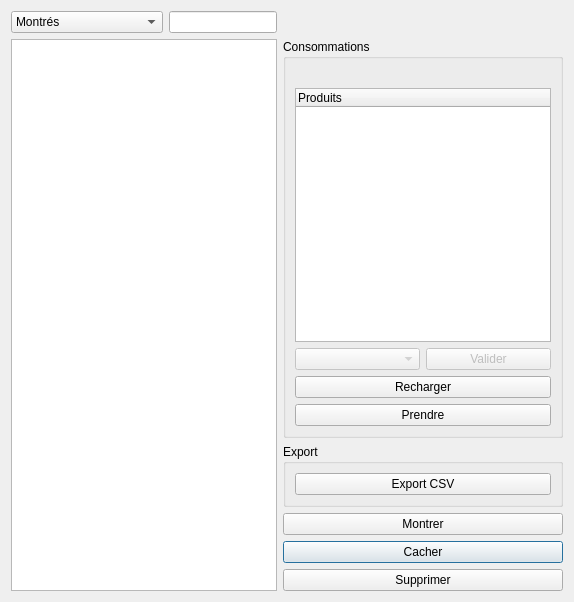
Before: the Qt Designer form application/ui/group_actions_window.ui in nils-van-zuijlen/Enibar, drawn with Qt 5.
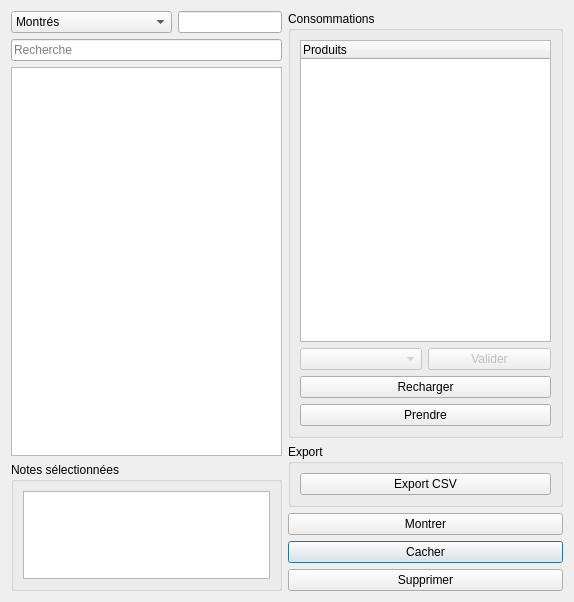
After: the same form once the commit is applied. Custom widgets are drawn as their Qt base class.

Commit message: Add a search input and a selection report on the group actin window

Diff of the .ui file:
```diff
--- a/application/ui/group_actions_window.ui
+++ b/application/ui/group_actions_window.ui
@@ -16,6 +16,34 @@
   <layout class="QGridLayout" name="gridLayout_2">
    <item row="1" column="0">
     <layout class="QGridLayout" name="gridLayout">
+     <item row="5" column="0" colspan="2">
+      <widget class="QGroupBox" name="groupBox_3">
+       <property name="sizePolicy">
+        <sizepolicy hsizetype="Preferred" vsizetype="Ignored">
+         <horstretch>0</horstretch>
+         <verstretch>0</verstretch>
+        </sizepolicy>
+       </property>
+       <property name="title">
+        <string>Notes sélectionnées</string>
+       </property>
+       <layout class="QGridLayout" name="gridLayout_6">
+        <item row="0" column="0">
+         <widget class="QPlainTextEdit" name="selected_note_report">
+          <property name="sizePolicy">
+           <sizepolicy hsizetype="Expanding" vsizetype="Minimum">
+            <horstretch>0</horstretch>
+            <verstretch>0</verstretch>
+           </sizepolicy>
+          </property>
+          <property name="readOnly">
+           <bool>true</bool>
+          </property>
+         </widget>
+        </item>
+       </layout>
+      </widget>
+     </item>
      <item row="0" column="0">
       <widget class="QComboBox" name="filter_combobox">
        <property name="sizePolicy">
@@ -56,7 +84,36 @@
        </property>
       </widget>
      </item>
-     <item row="3" column="2">
+     <item row="2" column="0" rowspan="3" colspan="2">
+      <widget class="MultiNotesList" name="note_list">
+       <property name="sizePolicy">
+        <sizepolicy hsizetype="Expanding" vsizetype="Expanding">
+         <horstretch>0</horstretch>
+         <verstretch>0</verstretch>
+        </sizepolicy>
+       </property>
+       <property name="selectionMode">
+        <enum>QAbstractItemView::MultiSelection</enum>
+       </property>
+       <property name="sortingEnabled">
+        <bool>true</bool>
+       </property>
+      </widget>
+     </item>
+     <item row="1" column="0" colspan="2">
+      <widget class="QLineEdit" name="search_input">
+       <property name="inputMask">
+        <string/>
+       </property>
+       <property name="text">
+        <string/>
+       </property>
+       <property name="placeholderText">
+        <string>Recherche</string>
+       </property>
+      </widget>
+     </item>
+     <item row="0" column="2" rowspan="6">
       <layout class="QGridLayout" name="gridLayout_3">
        <item row="8" column="0" colspan="2">
         <widget class="QPushButton" name="hide_button">
@@ -79,13 +136,41 @@
          </property>
         </widget>
        </item>
-       <item row="2" column="0" colspan="2">
+       <item row="4" column="0" colspan="2">
+        <widget class="QGroupBox" name="groupBox_2">
+         <property name="sizePolicy">
+          <sizepolicy hsizetype="Preferred" vsizetype="Maximum">
+           <horstretch>0</horstretch>
+           <verstretch>0</verstretch>
+          </sizepolicy>
+         </property>
+         <property name="title">
+          <string>Export</string>
+         </property>
+         <layout class="QGridLayout" name="gridLayout_5">
+          <item row="0" column="0">
+           <widget class="QPushButton" name="export_csv_button">
+            <property name="text">
+             <string>Export CSV</string>
+            </property>
+           </widget>
+          </item>
+         </layout>
+        </widget>
+       </item>
+       <item row="0" column="0" rowspan="3" colspan="2">
         <widget class="QGroupBox" name="groupBox">
+         <property name="sizePolicy">
+          <sizepolicy hsizetype="Preferred" vsizetype="Minimum">
+           <horstretch>0</horstretch>
+           <verstretch>0</verstretch>
+          </sizepolicy>
+         </property>
          <property name="title">
           <string>Consommations</string>
          </property>
          <layout class="QGridLayout" name="gridLayout_4">
-          <item row="1" column="0" colspan="2">
+          <item row="0" column="1" colspan="2">
            <widget class="UniqueConsumptionList" name="product_list">
             <column>
              <property name="text">
@@ -94,20 +179,7 @@
             </column>
            </widget>
           </item>
-          <item row="0" column="0">
-           <spacer name="horizontalSpacer">
-            <property name="orientation">
-             <enum>Qt::Horizontal</enum>
-            </property>
-            <property name="sizeHint" stdset="0">
-             <size>
-              <width>40</width>
-              <height>20</height>
-             </size>
-            </property>
-           </spacer>
-          </item>
-          <item row="2" column="1">
+          <item row="1" column="2">
            <widget class="QPushButton" name="take_products_btn">
             <property name="enabled">
              <bool>false</bool>
@@ -117,34 +189,21 @@
             </property>
            </widget>
           </item>
-          <item row="0" column="1">
-           <spacer name="horizontalSpacer_2">
-            <property name="orientation">
-             <enum>Qt::Horizontal</enum>
-            </property>
-            <property name="sizeHint" stdset="0">
-             <size>
-              <width>40</width>
-              <height>20</height>
-             </size>
-            </property>
-           </spacer>
-          </item>
-          <item row="3" column="0" colspan="2">
+          <item row="2" column="1" colspan="2">
            <widget class="QPushButton" name="refill_button">
             <property name="text">
              <string>Recharger</string>
             </property>
            </widget>
           </item>
-          <item row="2" column="0">
+          <item row="1" column="1">
            <widget class="QComboBox" name="price_list">
             <property name="enabled">
              <bool>false</bool>
             </property>
            </widget>
           </item>
-          <item row="4" column="0" colspan="2">
+          <item row="3" column="1" colspan="2">
            <widget class="QPushButton" name="take_button">
             <property name="text">
              <string>Prendre</string>
@@ -154,34 +213,8 @@
          </layout>
         </widget>
        </item>
-       <item row="4" column="0" colspan="2">
-        <widget class="QGroupBox" name="groupBox_2">
-         <property name="title">
-          <string>Export</string>
-         </property>
-         <layout class="QGridLayout" name="gridLayout_5">
-          <item row="0" column="0">
-           <widget class="QPushButton" name="export_csv_button">
-            <property name="text">
-             <string>Export CSV</string>
-            </property>
-           </widget>
-          </item>
-         </layout>
-        </widget>
-       </item>
       </layout>
      </item>
-     <item row="3" column="0" colspan="2">
-      <widget class="MultiNotesList" name="note_list">
-       <property name="selectionMode">
-        <enum>QAbstractItemView::MultiSelection</enum>
-       </property>
-       <property name="sortingEnabled">
-        <bool>true</bool>
-       </property>
-      </widget>
-     </item>
     </layout>
    </item>
   </layout>
```
Left out of the diff: 34 changed lines with no effect on the pictures. The commit also changes 2 other files.
